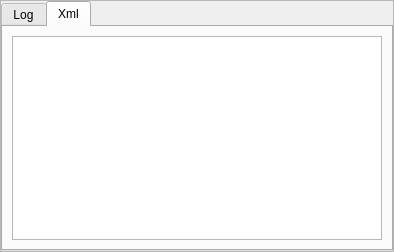
This is branches/macjariel/client/logwidget.ui in kubos741/kbang as Qt 5 draws it before an edit. The edited form follows.
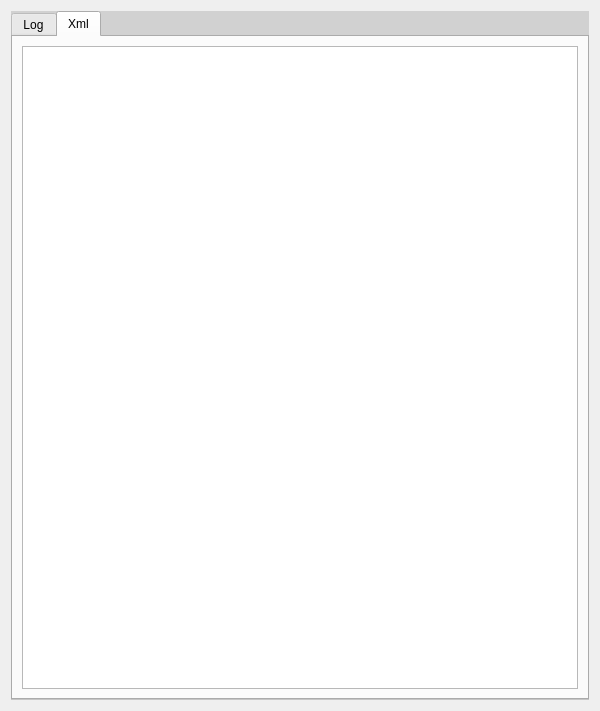
This is the edited form. The open tabs and pages were chosen to show the change.

What changed in the file:
```diff
--- a/branches/macjariel/client/logwidget.ui
+++ b/branches/macjariel/client/logwidget.ui
@@ -5,8 +5,8 @@
    <rect>
     <x>0</x>
     <y>0</y>
-    <width>394</width>
-    <height>252</height>
+    <width>600</width>
+    <height>711</height>
    </rect>
   </property>
   <property name="sizePolicy" >
@@ -18,17 +18,13 @@
   <property name="windowTitle" >
    <string>Form</string>
   </property>
-  <layout class="QGridLayout" name="gridLayout" >
-   <property name="margin" >
-    <number>0</number>
-   </property>
-   <property name="spacing" >
-    <number>0</number>
-   </property>
+  <layout class="QGridLayout" name="gridLayout_2" >
    <item row="0" column="0" >
     <widget class="QFrame" name="frame" >
-     <property name="frameShape" >
-      <enum>QFrame::StyledPanel</enum>
+     <property name="styleSheet" >
+      <string notr="true" >QFrame#frame {
+	background-color: rgba(0, 0, 0, 32)
+}</string>
      </property>
      <layout class="QGridLayout" name="gridLayout_4" >
       <property name="margin" >
@@ -69,32 +65,15 @@
          <attribute name="title" >
           <string>Xml</string>
          </attribute>
-         <layout class="QGridLayout" name="gridLayout_2" >
+         <layout class="QGridLayout" name="gridLayout" >
           <item row="0" column="0" >
            <widget class="QTextBrowser" name="mp_xmlView" >
-            <property name="font" >
-             <font>
-              <pointsize>7</pointsize>
-             </font>
-            </property>
-            <property name="autoFillBackground" >
-             <bool>false</bool>
-            </property>
-            <property name="verticalScrollBarPolicy" >
-             <enum>Qt::ScrollBarAsNeeded</enum>
-            </property>
-            <property name="horizontalScrollBarPolicy" >
-             <enum>Qt::ScrollBarAlwaysOff</enum>
-            </property>
             <property name="html" >
              <string>&lt;!DOCTYPE HTML PUBLIC "-//W3C//DTD HTML 4.0//EN" "http://www.w3.org/TR/REC-html40/strict.dtd">
 &lt;html>&lt;head>&lt;meta name="qrichtext" content="1" />&lt;style type="text/css">
 p, li { white-space: pre-wrap; }
-&lt;/style>&lt;/head>&lt;body style=" font-family:'DejaVu Sans'; font-size:7pt; font-weight:400; font-style:normal;">
-&lt;p style="-qt-paragraph-type:empty; margin-top:0px; margin-bottom:0px; margin-left:0px; margin-right:0px; -qt-block-indent:0; text-indent:0px; font-family:'Sans Serif'; font-size:10pt;">&lt;/p>&lt;/body>&lt;/html></string>
-            </property>
-            <property name="openLinks" >
-             <bool>false</bool>
+&lt;/style>&lt;/head>&lt;body style=" font-family:'DejaVu Sans'; font-size:9pt; font-weight:400; font-style:normal;">
+&lt;p style="-qt-paragraph-type:empty; margin-top:0px; margin-bottom:0px; margin-left:0px; margin-right:0px; -qt-block-indent:0; text-indent:0px;">&lt;/p>&lt;/body>&lt;/html></string>
             </property>
            </widget>
           </item>
```
Left out of the diff: 21 changed lines with no effect on the pictures.
